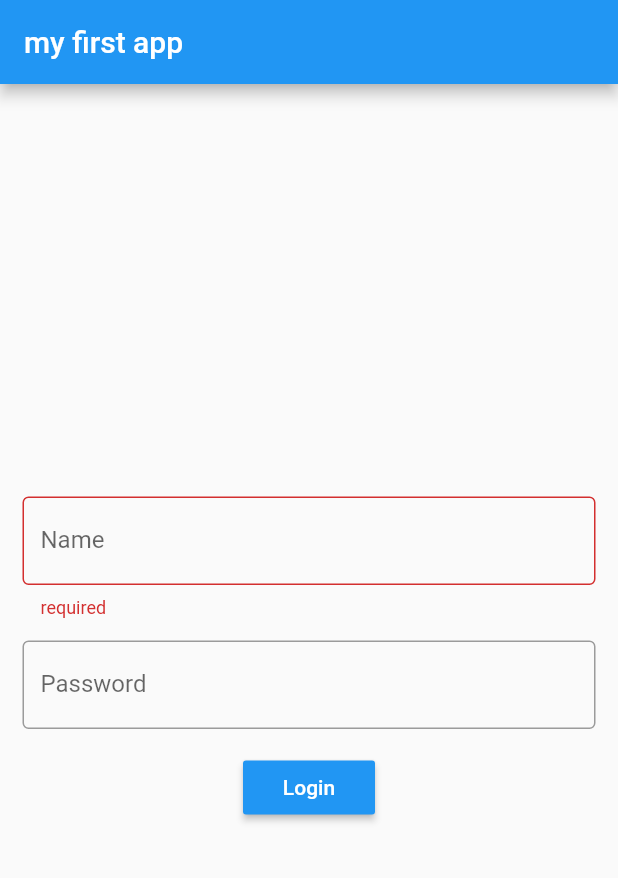
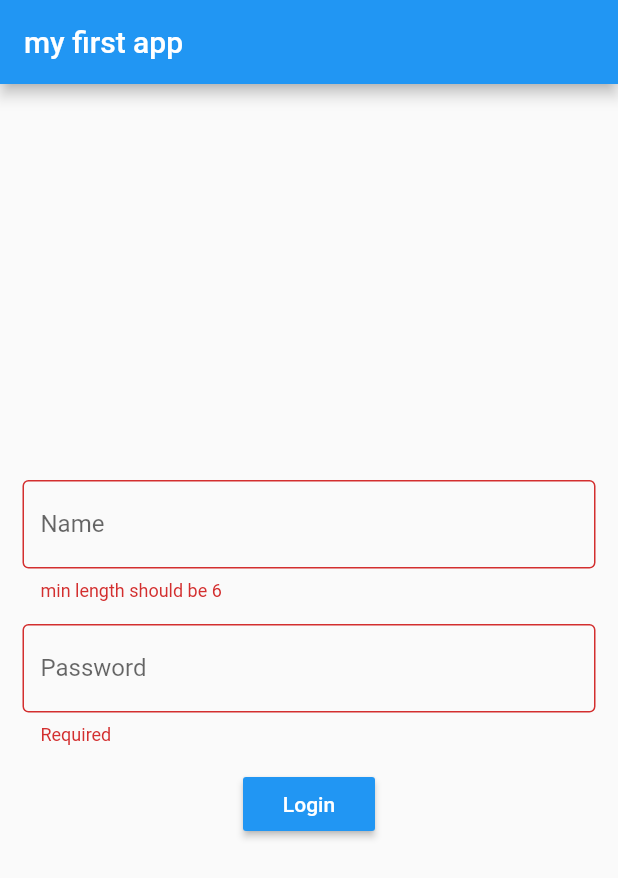
Before and after one commit to Akhil184/login-page-in-flutter, a Flutter app: the screen it shows after launch, after a tap on "Login", on a phone screen of 412 x 824 dp. Shown: the top 878 px of the screen. Run offline on Flutter 3.47's test engine with Material 2 defaults, Android fonts, the phone set to English and light mode, and no system bars; our stand-ins replace fluttertoast, form_field_validator; network calls fail.

```diff
--- a/lib/main.dart
+++ b/lib/main.dart
@@ -2,6 +2,7 @@ import 'package:flutter/material.dart';
 import 'package:http/http.dart' as http;
 import 'package:form_field_validator/form_field_validator.dart';
 import 'dart:convert';
+import 'package:fluttertoast/fluttertoast.dart';
 void main() {
     runApp(MaterialApp(
         home:MyApp(),
@@ -13,6 +14,7 @@ void main() {
         _pre createState()=>_pre();
     }
     class _pre extends State<MyApp> {
+
         GlobalKey<FormState> j = GlobalKey<FormState>();
 
         void vaildate() {
@@ -54,9 +56,14 @@ void main() {
                                         ),
                                         labelText: "Name"
                                     ),
-                                    validator: vail,
+                                    validator: MultiValidator(
+                                        [
+                                            MinLengthValidator(6, errorText: "min length should be 6"),
+                                            MaxLengthValidator(12, errorText: "max "),
+                                        ]
 
 
+                                ),
                                 ),
                                 Padding(
                                     padding: EdgeInsets.only(
@@ -68,9 +75,17 @@ void main() {
                                             ),
                                             labelText: "Password",
                                         ),
-                                        validator:EmailValidator(errorText: "not a valid"),
+                                        validator:MultiValidator(
+                                        [
+                                            EmailValidator(errorText:"invalid Email id" ),
+                                            RequiredValidator(errorText: "Required"),
+
+            ]
+            ),
+            ),
+
                                     ),
-                                ),
+
                                 Padding(
                                     padding: EdgeInsets.only(
                                         top: 15,
@@ -78,7 +93,7 @@ void main() {
                                     child: RaisedButton(
                                         textColor: Colors.white,
                                         color: Colors.blue,
-                                        onPressed:vaildate,
+                                        onPressed:getData,
                                         child: Text("Login"),
                                     ),
                                 ),
@@ -92,16 +107,20 @@ void main() {
         }
 
         Future getData() async {
-            var url = Uri.parse(
-                'https://fluttermy.000webhostapp.com/getData.php');
+            var url = Uri.parse('https://fluttermy.000webhostapp.com/getData.php');
             http.Response response = await http.get(url);
-            var data = jsonDecode(response.body);
-            print(data.toString());
-        }
+            var data = json.decode(response.body);
 
-        @override
-        void initState() {
-            getData();
-        }
+            Fluttertoast.showToast(
+                msg: '$data',
+                toastLength: Toast.LENGTH_SHORT,
+                gravity: ToastGravity.BOTTOM,
+                timeInSecForIosWeb:3,
+                backgroundColor: Colors.red,
+                textColor:Colors.yellow
+            );
+            }
+
+
 
     }
--- a/pubspec.yaml
+++ b/pubspec.yaml
@@ -30,7 +30,7 @@ dependencies:
   flutter:
     sdk: flutter
   fluttertoast: ^8.0.8
-  http: any
+  http:
   form_field_validator: ^1.0.1
 
   # The following adds the Cupertino Icons font to your application.
```
Also changed, not shown: 2 other files.
